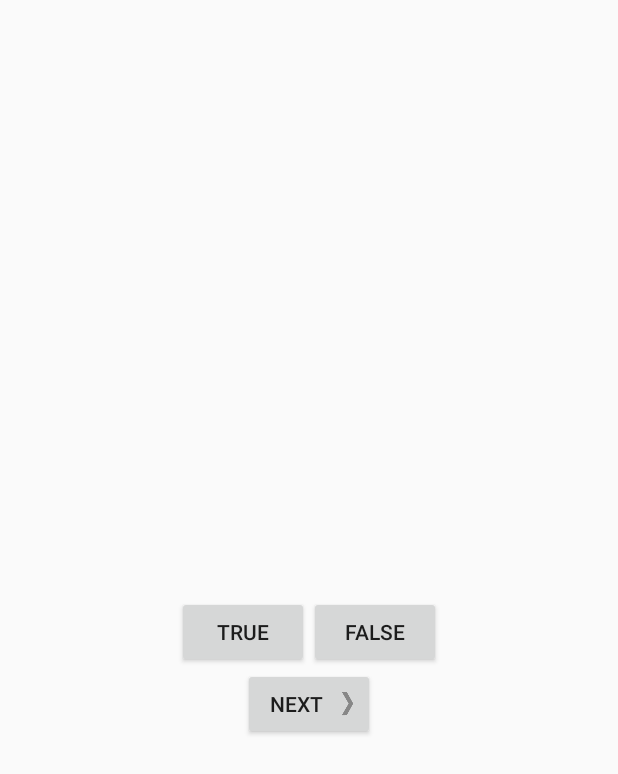
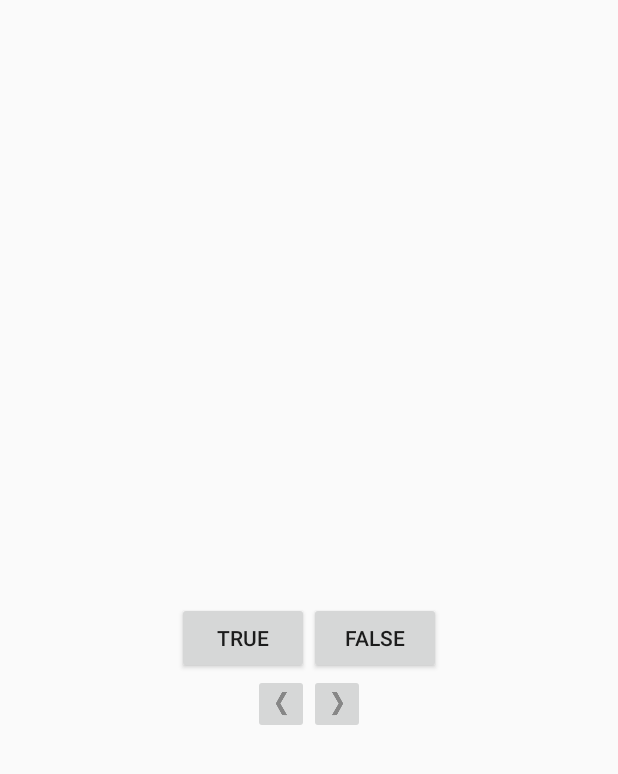
Before and after one commit to luke537/GeoquizAndroidApp, an Android app: the layout activity_quiz.xml on its own in the app's theme, with its tools: preview values and no code run, on a phone screen of 412 x 824 dp. Shown: the top 774 px of the screen. Run offline under Robolectric (Android 15) with nearby library versions, the phone set to English and light mode, and no system bars.

Commit message:
Converted prev and next to ImageButtons. added click listener to TextView

```diff
--- a/app/src/main/res/layout/activity_quiz.xml
+++ b/app/src/main/res/layout/activity_quiz.xml
@@ -38,12 +38,23 @@
                 android:text="@string/false_button" />
         </LinearLayout>
 
-        <Button
-            android:id="@+id/next_button"
+        <LinearLayout
             android:layout_width="wrap_content"
             android:layout_height="wrap_content"
-            android:text="@string/next_button"
-            android:drawableRight="@drawable/arrow_right"
-            android:drawablePadding="4dp" />
+            android:orientation="horizontal">
+
+            <ImageButton
+                android:id="@+id/prevButton"
+                android:layout_width="wrap_content"
+                android:layout_height="wrap_content"
+                android:src="@drawable/arrow_left" />
+
+            <ImageButton
+                android:id="@+id/next_button"
+                android:layout_width="wrap_content"
+                android:layout_height="wrap_content"
+                android:src="@drawable/arrow_right" />
+        </LinearLayout>
+
     </LinearLayout>
 </androidx.constraintlayout.widget.ConstraintLayout>
```
Also changed, not shown: app/src/main/java/com/bignerdranch/geoquiz/QuizActivity.java (+34 -2 lines).
